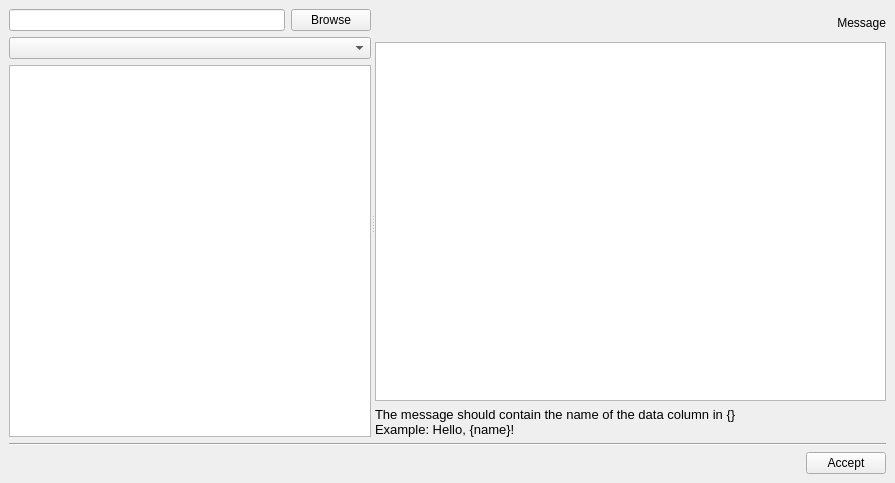
This is view/qt/DataWindow.ui in AlertRED/mailing as Qt 5 draws it before an edit. The edited form follows.
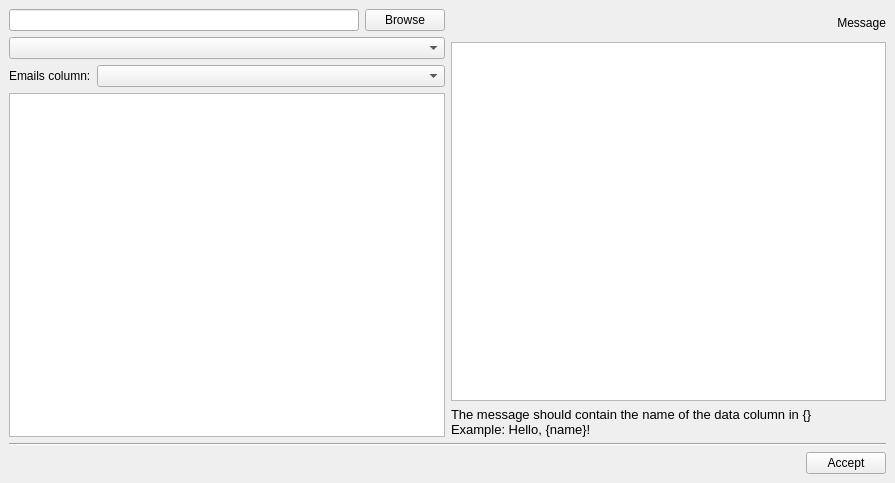
This is the edited form.

Commit message: add own Exception, add cheese email' title

```diff
--- a/view/qt/DataWindow.ui
+++ b/view/qt/DataWindow.ui
@@ -18,14 +18,8 @@
     <item>
      <layout class="QVBoxLayout" name="verticalLayout_3">
       <item>
-       <widget class="QSplitter" name="splitter">
-        <property name="orientation">
-         <enum>Qt::Horizontal</enum>
-        </property>
-        <property name="childrenCollapsible">
-         <bool>false</bool>
-        </property>
-        <widget class="QWidget" name="layoutWidget">
+       <layout class="QHBoxLayout" name="horizontalLayout_4">
+        <item>
          <layout class="QVBoxLayout" name="verticalLayout">
           <item>
            <layout class="QHBoxLayout" name="horizontalLayout">
@@ -54,12 +48,38 @@
             </property>
            </widget>
           </item>
+          <item>
+           <layout class="QHBoxLayout" name="horizontalLayout_3">
+            <item>
+             <widget class="QLabel" name="label">
+              <property name="sizePolicy">
+               <sizepolicy hsizetype="Fixed" vsizetype="Preferred">
+                <horstretch>0</horstretch>
+                <verstretch>0</verstretch>
+               </sizepolicy>
+              </property>
+              <property name="text">
+               <string>Emails column:</string>
+              </property>
+              <property name="scaledContents">
+               <bool>false</bool>
+              </property>
+              <property name="wordWrap">
+               <bool>false</bool>
+              </property>
+             </widget>
+            </item>
+            <item>
+             <widget class="QComboBox" name="comboBox_emailColumn"/>
+            </item>
+           </layout>
+          </item>
           <item>
            <widget class="QTableWidget" name="tableWidget_data"/>
           </item>
          </layout>
-        </widget>
-        <widget class="QWidget" name="layoutWidget">
+        </item>
+        <item>
          <layout class="QVBoxLayout" name="verticalLayout_2">
           <item>
            <widget class="QLabel" name="label_message">
@@ -103,8 +123,8 @@
            </widget>
           </item>
          </layout>
-        </widget>
-       </widget>
+        </item>
+       </layout>
       </item>
       <item>
        <layout class="QVBoxLayout" name="verticalLayout_4">
```
The commit also changes 8 other files.
